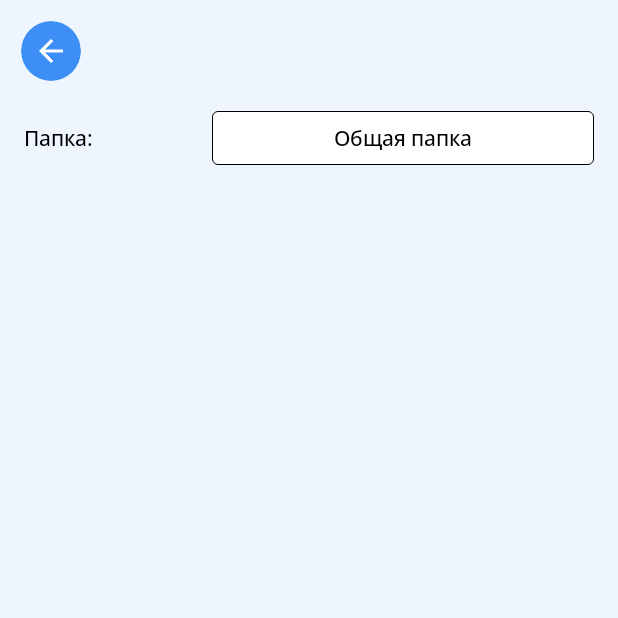
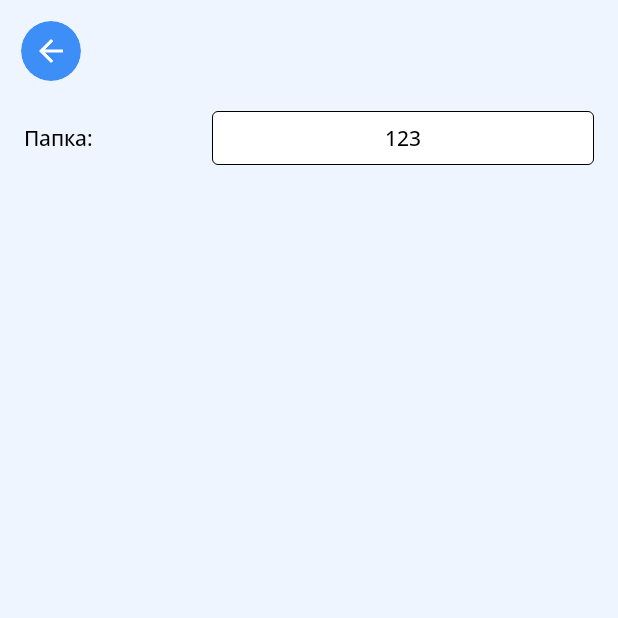
Before and after one commit to DenisFrolkov/mindeck-app, an Android app built with Jetpack Compose: the screen it shows after launch (MainActivity), after a tap on "123", on a phone screen of 412 x 824 dp, the top half of it. Run offline under Robolectric (Android 15) with nearby library versions, the phone set to English and light mode, and no system bars; 1 other tap on this screen came first.

Commit message:
Made minor changes.

```diff
--- a/presentation/src/main/java/com/mindeck/presentation/ui/components/dropdown_selector/DropdownSelector.kt
+++ b/presentation/src/main/java/com/mindeck/presentation/ui/components/dropdown_selector/DropdownSelector.kt
@@ -33,6 +33,8 @@ import com.mindeck.presentation.ui.theme.White
 @Composable
 fun DropdownSelector(titleSelector: String, selectorItem: String, modifier: Modifier) {
 
+    var selectorItemMain by remember { mutableStateOf(selectorItem) }
+
     var clickDropdown by remember { mutableStateOf(true) }
 
     val selectorItemList = listOf(
@@ -51,7 +53,7 @@ fun DropdownSelector(titleSelector: String, selectorItem: String, modifier: Modi
     ) {
         LabelDropdown(titleSelector)
         Spacer(modifier = Modifier.width(5.dp))
-        Dropdown(modifier, clickDropdown, selectorItem, selectorItemList) {
+        Dropdown(modifier, clickDropdown, selectorItemMain, selectorItemList, onStringClick = { selectorItemMain = it }) {
             clickDropdown = it
         }
     }
@@ -80,6 +82,7 @@ private fun Dropdown(
     clickDropdown: Boolean,
     selectorItem: String,
     selectorItemList: List<String>,
+    onStringClick: (String) -> Unit,
     onClick: (Boolean) -> Unit
 ) {
     Column(modifier = Modifier.fillMaxWidth()) {
@@ -125,9 +128,7 @@ private fun Dropdown(
                     )
                 )
             ) {
-                DropDownMenu(modifier, selectorItemList) {
-                    onClick(it)
-                }
+                DropDownMenu(modifier, selectorItemList, onStringClick, onClick)
             }
         }
     }
```
Also changed, not shown: presentation/src/main/java/com/mindeck/presentation/ui/components/dropdown_selector/DropdownMenu.kt (+36 -18 lines).
